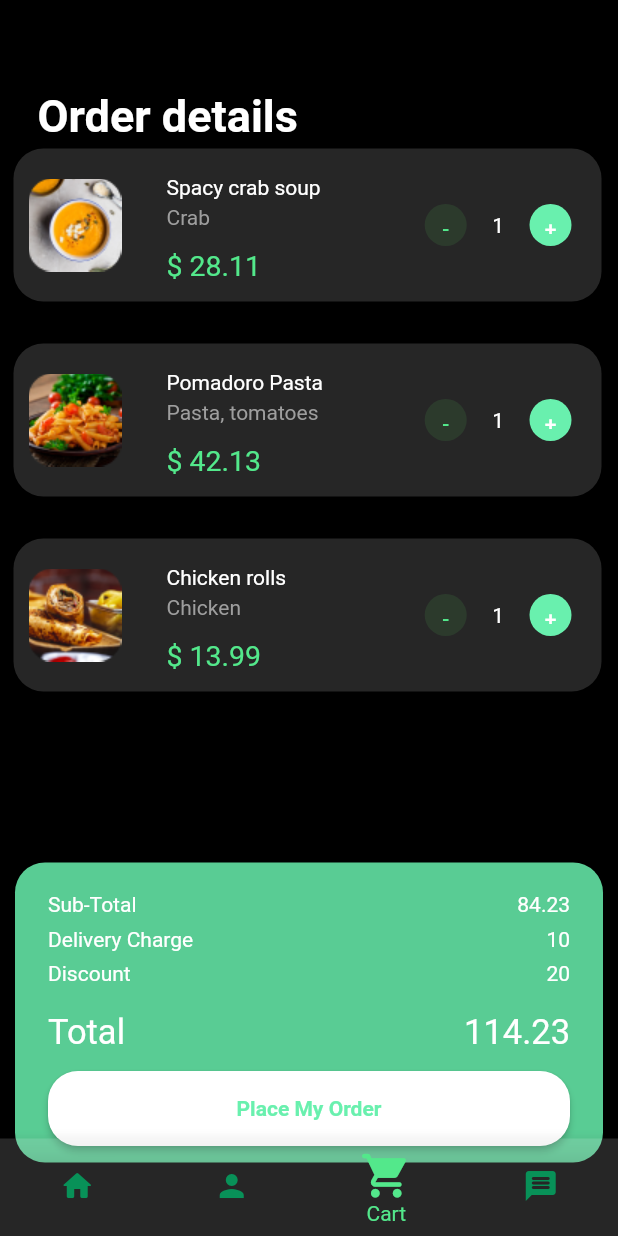
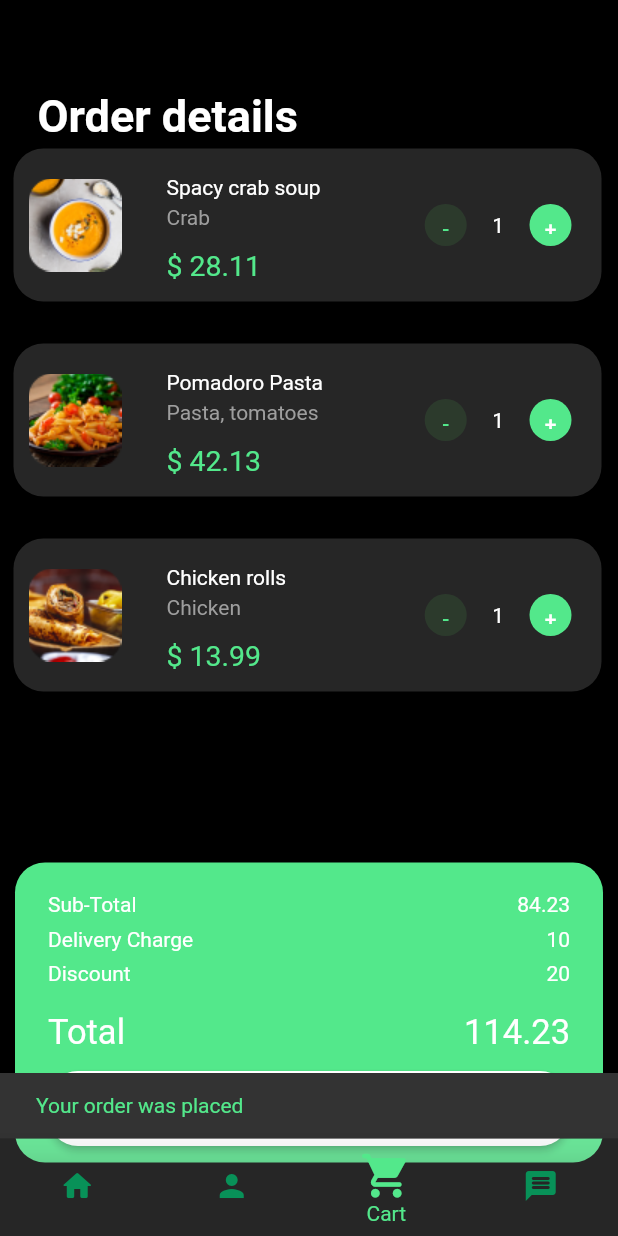
Before and after one commit to GlebBrodskiy/DeliveryApp, a Flutter app: the screen it shows after launch, item 3 of the bottom bar chosen, after a tap on "Place My Order", on a phone screen of 412 x 824 dp. Run offline on Flutter 3.47's test engine with Material 2 defaults, Android fonts, the phone set to English and light mode, and no system bars; our stand-ins replace sliding_sheet.

Commit message:
Bug fixing

```diff
--- a/lib/screens/Cart.dart
+++ b/lib/screens/Cart.dart
@@ -1,5 +1,4 @@
 import 'package:flutter/material.dart';
-import 'Main.dart';
 
 class Cart extends StatefulWidget {
   const Cart({Key? key}) : super(key: key);
@@ -184,7 +183,8 @@ class _CartState extends State<Cart> {
                                                   backgroundColor:
                                                       MaterialStateProperty.all<
                                                               Color>(
-                                                          Colors.greenAccent),
+                                                          Color.fromRGBO(
+                                                              83, 232, 139, 1)),
                                                   shape: MaterialStateProperty
                                                       .all<RoundedRectangleBorder>(
                                                           RoundedRectangleBorder(
@@ -218,7 +218,8 @@ class _CartState extends State<Cart> {
             child: Container(
               decoration: BoxDecoration(
                   borderRadius: BorderRadius.all(Radius.circular(20)),
-                  color: Colors.greenAccent.withOpacity(0.850)),
+                  color: Color.fromRGBO(
+                  83, 232, 139, 1)),
               height: 200,
               width: MediaQuery.of(context).size.width,
               child: Padding(
@@ -284,8 +285,10 @@ class _CartState extends State<Cart> {
                           height: 50,
                           child: ElevatedButton(
                               onPressed: () {
-
-                              }, child: Text('Place My Order', style: TextStyle(color: Colors.greenAccent, fontWeight: FontWeight.bold),),
+                                ScaffoldMessenger.of(context).showSnackBar(SnackBar( content: Text('Your order was placed', style: TextStyle(color: Color.fromRGBO(
+                                    83, 232, 139, 1)),), ));
+                              }, child: Text('Place My Order', style: TextStyle(color: Color.fromRGBO(
+    83, 232, 139, 1), fontWeight: FontWeight.bold),),
                           style: ElevatedButton.styleFrom(
                             primary: Colors.white,
                             shape: RoundedRectangleBorder(
--- a/lib/screens/Chat.dart
+++ b/lib/screens/Chat.dart
@@ -27,12 +27,12 @@ class Chat extends StatelessWidget {
                 ),
                 _buildChat('Andrew Pivovarov', 'Let\'s go for lunch!', context),
                 _buildChat('Darya IOS', 'I have made my task!',context),
-                _buildChat('Kirill Koshkin', 'Happy Birthday!!',context),
+                _buildChat('Кирилл Кошечкин', 'С днем рождения!!!',context),
                 _buildChat('David Maiko', 'Here are some new featu...',context),
                 _buildChat('Valya Grusheva', 'DataBase was reloaded!',context),
                 _buildChat('Artem Lebedev', 'New design is ready',context),
-                _buildChat('Valya Grusheva', 'DataBase was reloaded!',context),
-                _buildChat('Valya Grusheva', 'DataBase was reloaded!',context),
+                _buildChat('Антонина Собачкина', 'Забери зарплату',context),
+                _buildChat('Лариса Крысина', 'У тебя завтра митинг?',context),
 
               ],
             ),
--- a/lib/screens/Main.dart
+++ b/lib/screens/Main.dart
@@ -106,7 +106,7 @@ class _MainState extends State<Main> {
     'Chicken rolls'
   ];
   List<String> foodMenuSubtitle = ['Crab', 'Pasta, tomatoes', 'Chicken'];
-  List<double> foodMenuPrice = [28.11, 42.10, 13.99];
+  List<double> foodMenuPrice = [28.11, 42.16, 13.99];
 
   @override
   Widget build(BuildContext context) {
@@ -373,17 +373,20 @@ Favorite Food''',
                       ],
                     ),
                   ),
-                  Padding(
-                    padding: const EdgeInsets.symmetric(
-                      horizontal: 25,
+                  _buildPopularMenu(0),
+                  _buildPopularMenu(1),
+                  _buildPopularMenu(2),
+
+                ],
+              )
+            ],
           ),
-                    child: Container(
-                      height: 350,
-                      width: 400,
-                      child: ListView.builder(
-                          itemCount: foodMenu.length,
-                          itemBuilder: (BuildContext context, int index) {
-                            return Padding(
+        ),
+      ]);
+
+  }
+Widget _buildPopularMenu(int index){
+    return  Padding(
           padding: const EdgeInsets.only(bottom: 20),
           child: SizedBox(
             height: 100,
@@ -451,16 +454,6 @@ Favorite Food''',
             ),
           ),
         );
-                          }),
-                    ),
-                  )
-                ],
-              )
-            ],
-          ),
-        ),
-      ]);
 
 }
-
 }
```
Lines whose indentation alone changed are shown as unchanged.
